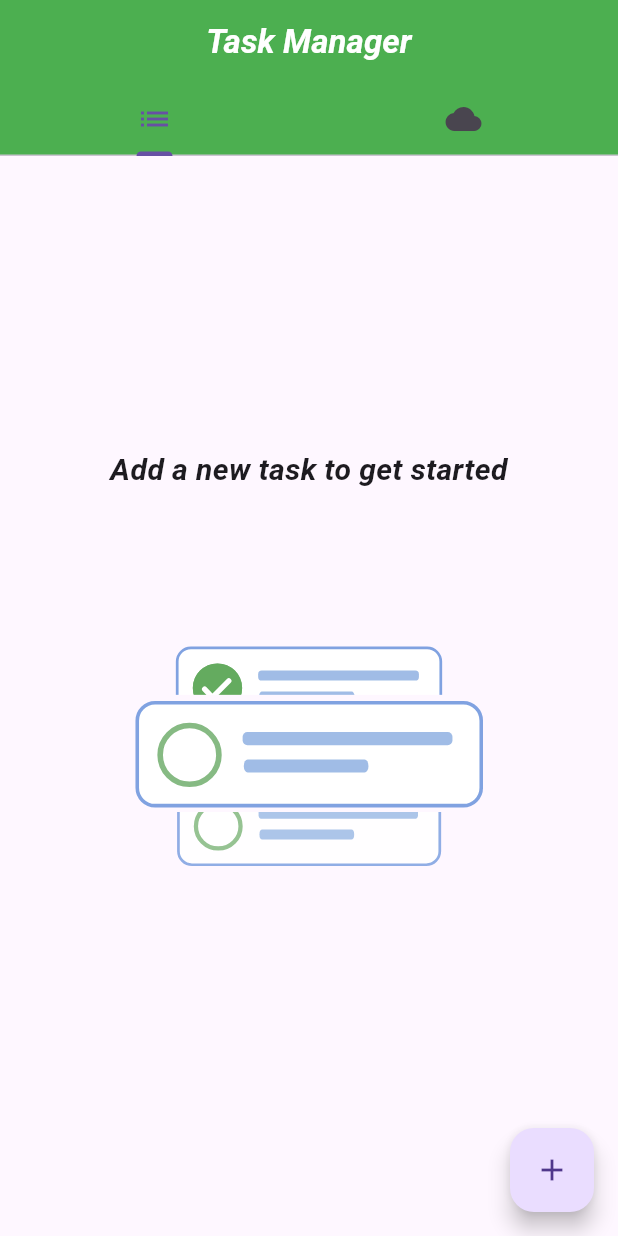
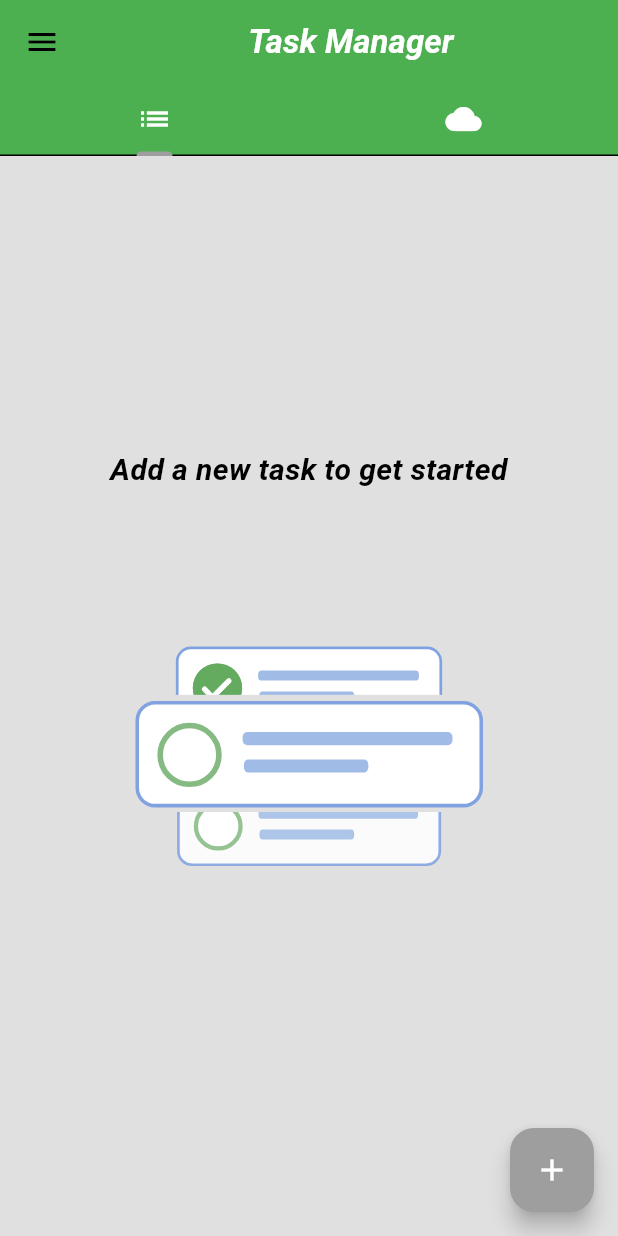
Before and after one commit to Antrimo/Clinikk-task, a Flutter app: the screen it shows after launch, on a phone screen of 412 x 824 dp. Run offline on Flutter 3.47's test engine with Material 3 defaults, Android fonts, the phone set to English and light mode, and no system bars; our stand-ins replace lottie.

Commit message:
dark mode done

```diff
--- a/lib/main.dart
+++ b/lib/main.dart
@@ -1,9 +1,16 @@
 import 'package:flutter/material.dart';
+import 'package:provider/provider.dart';
+import 'package:task/theme/theme_provider.dart';
 
 import 'screen/tab_screen.dart';
 
 void main() {
-  runApp(const MyApp());
+  runApp(
+    ChangeNotifierProvider(
+      create: (context) => ThemeProvider(),
+      child: const MyApp(),
+    ),
+  );
 }
 
 class MyApp extends StatelessWidget {
@@ -11,9 +18,10 @@ class MyApp extends StatelessWidget {
 
   @override
   Widget build(BuildContext context) {
-    return const MaterialApp(
+    return  MaterialApp(
       debugShowCheckedModeBanner: false,
-      home: TabScreen(),
+      home: const TabScreen(),
+      theme: Provider.of<ThemeProvider>(context).themeData,
     );
   }
 }
--- a/lib/screen/tab_screen.dart
+++ b/lib/screen/tab_screen.dart
@@ -1,5 +1,10 @@
+import 'package:flutter/cupertino.dart';
 import 'package:flutter/material.dart';
+import 'package:provider/provider.dart';
+import 'package:task/screen/posts_screen.dart';
 import 'package:task/screen/todo_screen.dart';
+
+import '../theme/theme_provider.dart';
 
 class TabScreen extends StatelessWidget {
   const TabScreen({super.key});
@@ -23,20 +28,29 @@ class TabScreen extends StatelessWidget {
           backgroundColor: Colors.green,
           bottom: const TabBar(
             tabs: [
-              Tab(icon: Icon(Icons.list)),
-              Tab(icon: Icon(Icons.cloud)),
+              Tab(icon: Icon(Icons.list,color: Colors.white,)),
+              Tab(icon: Icon(Icons.cloud,color: Colors.white,)),
             ],
           ),
         ),
-        body: const TabBarView(
+
+        body: TabBarView(
           children: [
-            TodoScreen(),
-            Center(
-              child: Text("data"),
-            ),
+            const TodoScreen(),
+            PostsScreen(),
           ],
         ),
+
+
+        drawer: Drawer(
+          child: CupertinoSwitch(
+          value: Provider.of<ThemeProvider>(context).isDarkMode,
+          onChanged: (value) {
+          Provider.of<ThemeProvider>(context,listen: false).toggleTheme();
+          },
+        ),
       ),
+    ),
     );
   }
 }
--- /dev/null
+++ b/lib/theme/dark_mode.dart
@@ -0,0 +1,11 @@
+import 'package:flutter/material.dart';
+
+ThemeData darkMode = ThemeData(
+    colorScheme: ColorScheme.dark(
+      surface: Colors.grey.shade900,
+      primary: Colors.grey.shade600,
+      secondary: Colors.grey.shade700,
+      tertiary: Colors.grey.shade800,
+      inversePrimary: Colors.grey.shade300,
+    )
+);
--- /dev/null
+++ b/lib/theme/light_mode.dart
@@ -0,0 +1,11 @@
+import 'package:flutter/material.dart';
+
+ThemeData lightMode = ThemeData(
+    colorScheme: ColorScheme.light(
+      surface: Colors.grey.shade300,
+      primary: Colors.grey.shade500,
+      secondary: Colors.grey.shade200,
+      tertiary: Colors.white,
+      inversePrimary: Colors.grey.shade900,
+    )
+);
--- /dev/null
+++ b/lib/theme/theme_provider.dart
@@ -0,0 +1,28 @@
+
+import 'package:flutter/material.dart';
+
+import 'dark_mode.dart';
+import 'light_mode.dart';
+
+class ThemeProvider extends ChangeNotifier {
+
+  ThemeData _themeData = lightMode;
+
+  ThemeData get themeData => _themeData;
+
+  bool get isDarkMode => _themeData == darkMode;
+
+  set themeData(ThemeData themeData) {
+    _themeData = themeData;
+    notifyListeners();
+  }
+
+  void toggleTheme() {
+    if (_themeData == lightMode) {
+      themeData = darkMode;
+    } else {
+      themeData = lightMode;
+    }
+  }
+
+}
--- a/pubspec.yaml
+++ b/pubspec.yaml
@@ -38,6 +38,7 @@ dependencies:
   shared_preferences: ^2.3.4
   http: ^1.2.2
   lottie: ^3.2.0
+  provider: ^6.1.2
 
 dev_dependencies:
   flutter_test:
```
Also changed, not shown: lib/screen/posts_screen.dart (+83 -11 lines), pubspec.lock.
